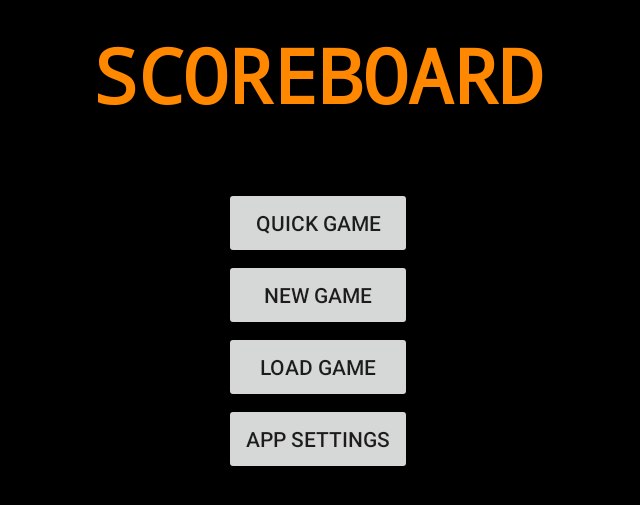
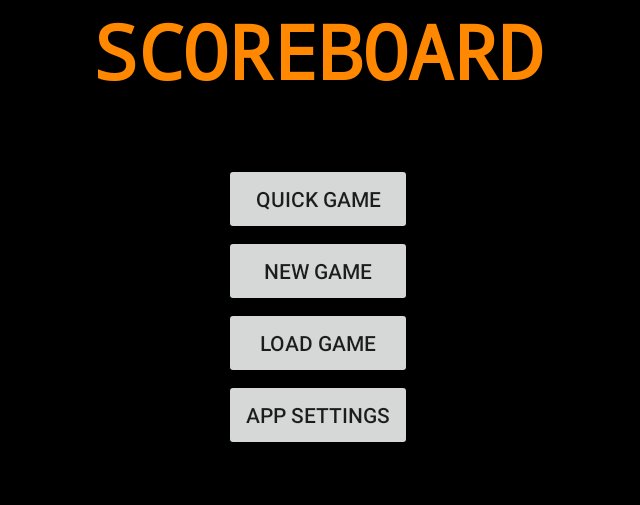
Before and after one commit to mattmill1995/semester-project-beta-release-omega, an Android app: the screen it shows after launch (MainMenuActivity), on a phone screen of 824 x 412 dp (held sideways). Shown: the top 505 px of the screen, without its empty margins (300-940 px from the left). Run offline under Robolectric (Android 15) with nearby library versions, the phone set to English and light mode, and no system bars.

Commit message:
Added more fies

```diff
--- a/app/src/main/res/layout/activity_main_menu.xml
+++ b/app/src/main/res/layout/activity_main_menu.xml
@@ -5,10 +5,6 @@
     android:id="@+id/activity_main_menu"
     android:layout_width="match_parent"
     android:layout_height="match_parent"
-    android:paddingLeft="@dimen/activity_horizontal_margin"
-    android:paddingRight="@dimen/activity_horizontal_margin"
-    android:paddingTop="@dimen/activity_vertical_margin"
-    android:paddingBottom="@dimen/activity_vertical_margin"
     android:background= "@android:color/black"
     tools:context="com.bignerdranch.android.finalproject.MainMenuActivity">
 
--- a/app/src/main/res/layout/game_select.xml
+++ b/app/src/main/res/layout/game_select.xml
@@ -5,10 +5,6 @@
     android:id="@+id/activity_main_menu"
     android:layout_width="match_parent"
     android:layout_height="match_parent"
-    android:paddingLeft="@dimen/activity_horizontal_margin"
-    android:paddingRight="@dimen/activity_horizontal_margin"
-    android:paddingTop="@dimen/activity_vertical_margin"
-    android:paddingBottom="@dimen/activity_vertical_margin"
     android:background= "@android:color/black">
 
 
```
